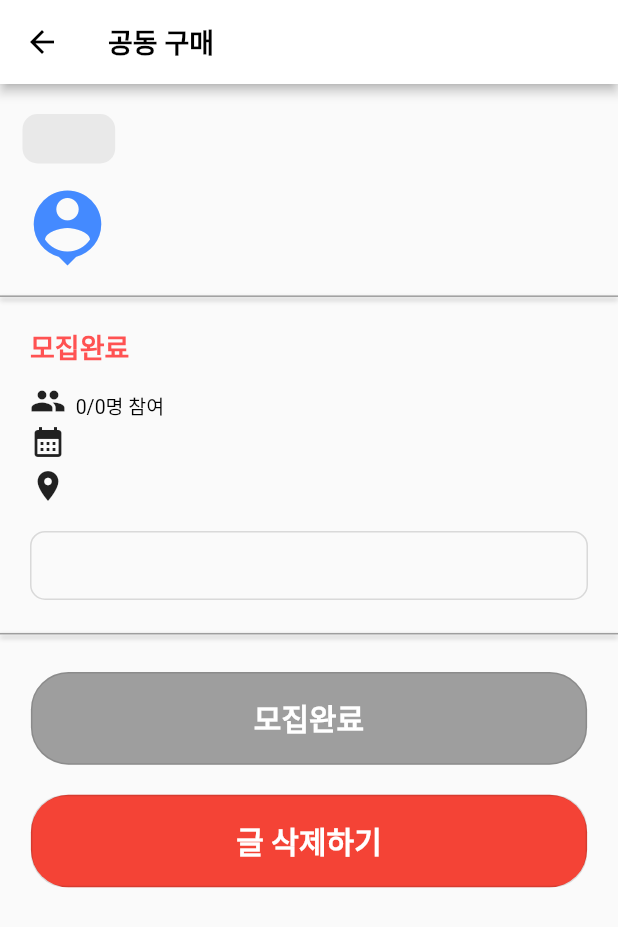
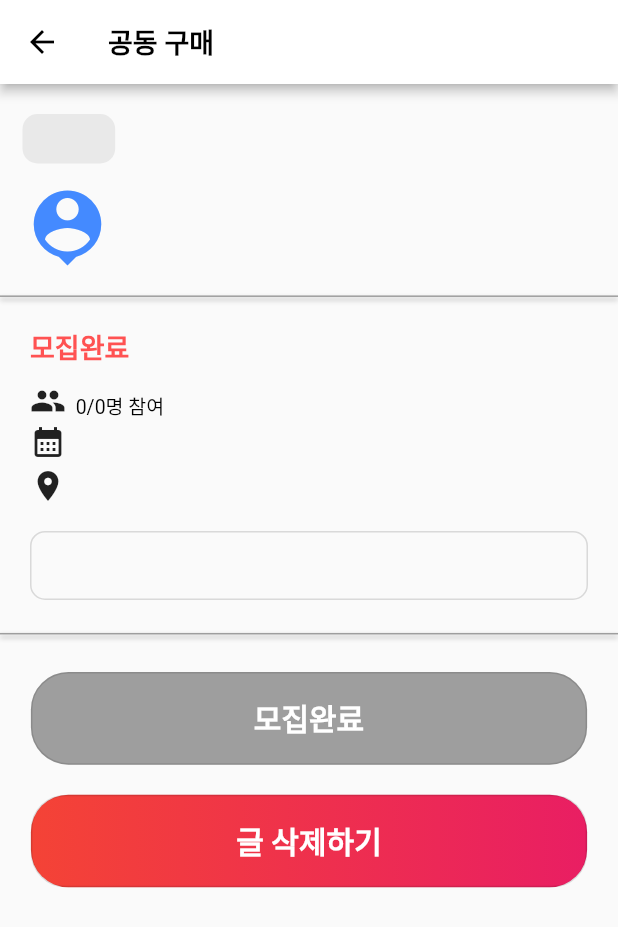
Before and after one commit to 2022EvenBetter/HomeAloneRecipe, a Flutter app: the GroupBuyingDetailPage screen opened directly with empty values, on a phone screen of 412 x 824 dp. Shown: the top 927 px of the screen. Run offline on Flutter 3.47's test engine with Material 2 defaults, Android fonts, the phone set to English and light mode, and no system bars; our stand-ins replace cached_network_image, cloud_firestore, dropdown_button2, firebase_auth, firebase_core, firebase_database and 5 more; missing offline and left inert: bottom_drawer, dart:ffi, xml2json; accounts and stored records are empty.

Commit message:
Fix: '참여하기' & '글 삭제하기' button's color in groupBuyingDetail_screen.dart

```diff
--- a/lib/screen/groupBuyingDetail_screen.dart
+++ b/lib/screen/groupBuyingDetail_screen.dart
@@ -106,6 +106,7 @@ class _GroupBuyingDetailPageState extends State<GroupBuyingDetailPage> {
                           icon: const Icon(Icons.circle_outlined),
                           label: const Text('네'),
                           style: ElevatedButton.styleFrom(
+
                             primary: Color(0xff686EFF),
                             onPrimary: Colors.white, // Background color
                             shape: RoundedRectangleBorder(
@@ -441,7 +442,6 @@ class _GroupBuyingDetailPageState extends State<GroupBuyingDetailPage> {
                             padding: const EdgeInsets.only(top: 10),
                             child: Container(
                               decoration: const BoxDecoration(
-
                                 gradient: LinearGradient(
                                   colors: [
                                     Color.fromRGBO(104, 150, 235, 1),
@@ -457,9 +457,7 @@ class _GroupBuyingDetailPageState extends State<GroupBuyingDetailPage> {
                               ),
                               height: MediaQuery.of(context).size.width * 0.15,
                               width: MediaQuery.of(context).size.width * 0.90,
-                              child: Column(
-                                children: [
-                                  OutlinedButton(
+                              child: OutlinedButton(
                                 onPressed: () {
                                   showParticipatePopup(context);
                                 },
@@ -476,9 +474,6 @@ class _GroupBuyingDetailPageState extends State<GroupBuyingDetailPage> {
                                       color: Colors.white,
                                       fontSize: 20),
                                 ),
-                                  ),
-                                ],
-
                               ),
                             ),
                           )
@@ -528,7 +523,14 @@ class _GroupBuyingDetailPageState extends State<GroupBuyingDetailPage> {
                         padding: const EdgeInsets.only(top: 10),
                         child: Container(
                           decoration: const BoxDecoration(
-                            color: Colors.red,
+                            gradient: LinearGradient(
+                              colors: [
+                                Colors.red,
+                                Colors.pink,
+                              ],
+                              begin: Alignment.centerLeft,
+                              end: Alignment.centerRight,
+                            ),
                             borderRadius: BorderRadius.all(
                               Radius.circular(25.0),
                             ),
```
Lines whose indentation alone changed are shown as unchanged.
